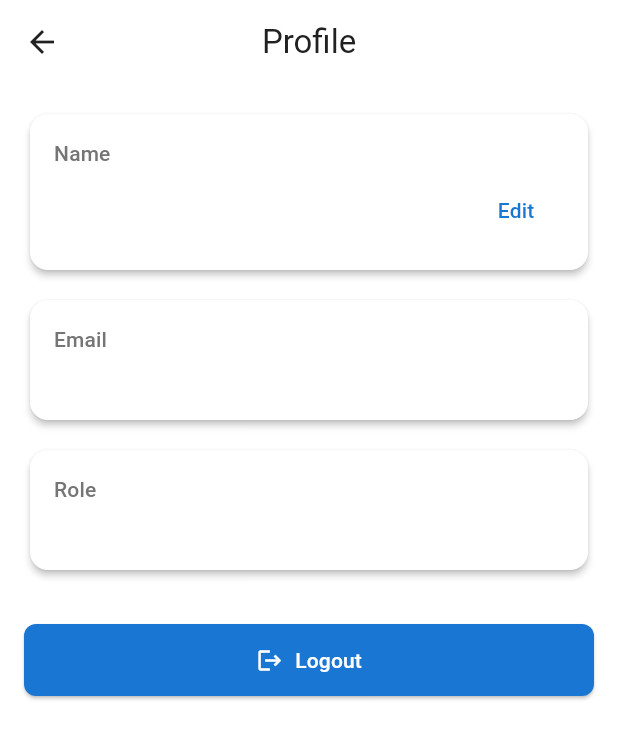
After one commit to RaxorhAx11/Admission-Management-System-Cross-Platform-, a Flutter app: the ProfileScreen screen opened by its route, on a phone screen of 412 x 824 dp. The commit adds this screen. Shown: the top 739 px of the screen. Run offline on Flutter 3.47's test engine with Material 3 defaults, Android fonts, the phone set to English and light mode, and no system bars; our stand-ins replace cloud_firestore, firebase_auth, firebase_core, firebase_storage; accounts and stored records are empty; network calls fail.

Commit message:
Added Profile and Settings screens with theme toggle and logout functionality

```diff
--- /dev/null
+++ b/lib/core/constants/app_routes.dart
@@ -0,0 +1,15 @@
+/// Named route constants for navigation.
+class AppRoutes {
+  static const String splash = '/';
+  static const String login = '/login';
+  static const String dashboard = '/dashboard';
+  static const String profile = '/profile';
+  static const String settings = '/settings';
+  static const String courses = '/courses';
+  static const String courseDetail = '/courseDetail';
+  static const String applicationDetail = '/applicationDetail';
+  static const String admissionForm = '/admissionForm';
+  static const String adminDashboard = '/adminDashboard';
+  static const String myApplications = '/myApplications';
+  static const String educationNews = '/educationNews';
+}
--- a/lib/providers/auth_provider.dart
+++ b/lib/providers/auth_provider.dart
@@ -116,6 +116,19 @@ class AuthProvider with ChangeNotifier {
     }
   }
 
+  /// Update display name in Firestore and refresh user.
+  Future<bool> updateUserName(String name) async {
+    final uid = _authService.currentUser?.uid;
+    if (uid == null || name.trim().isEmpty) return false;
+    try {
+      await _authService.updateUserName(uid, name.trim());
+      await refreshUser();
+      return true;
+    } catch (_) {
+      return false;
+    }
+  }
+
   Future<void> signOut() async {
     await _authService.signOut();
     _user = null;
--- /dev/null
+++ b/lib/providers/theme_provider.dart
@@ -0,0 +1,23 @@
+import 'package:flutter/material.dart';
+
+import 'package:admission_management/core/theme/app_theme.dart';
+
+/// Simple theme state: light or dark. Used by Settings and MaterialApp.
+class ThemeProvider with ChangeNotifier {
+  bool _isDark = false;
+
+  bool get isDark => _isDark;
+
+  ThemeData get theme => _isDark ? AppTheme.darkTheme : AppTheme.lightTheme;
+
+  void setDark(bool value) {
+    if (_isDark == value) return;
+    _isDark = value;
+    notifyListeners();
+  }
+
+  void toggle() {
+    _isDark = !_isDark;
+    notifyListeners();
+  }
+}
--- a/lib/screens/auth/login_register_screen.dart
+++ b/lib/screens/auth/login_register_screen.dart
@@ -1,6 +1,7 @@
 import 'package:flutter/material.dart';
 import 'package:provider/provider.dart';
 
+import 'package:admission_management/core/constants/app_routes.dart';
 import 'package:admission_management/core/theme/app_theme.dart';
 import 'package:admission_management/providers/auth_provider.dart';
 import 'package:admission_management/widgets/app_card.dart';
@@ -48,9 +49,9 @@ class _LoginRegisterScreenState extends State<LoginRegisterScreen> {
     }
     if (success && mounted) {
       if (auth.isAdmin) {
-        Navigator.of(context).pushReplacementNamed('/admin');
+        Navigator.of(context).pushReplacementNamed(AppRoutes.adminDashboard);
       } else {
-        Navigator.of(context).pushReplacementNamed('/student/courses');
+        Navigator.of(context).pushReplacementNamed(AppRoutes.dashboard);
       }
     } else if (!success && mounted) {
       ScaffoldMessenger.of(context).showSnackBar(
--- /dev/null
+++ b/lib/screens/profile_screen.dart
@@ -0,0 +1,201 @@
+import 'package:flutter/material.dart';
+import 'package:provider/provider.dart';
+
+import 'package:admission_management/core/constants/app_routes.dart';
+import 'package:admission_management/core/theme/app_theme.dart';
+import 'package:admission_management/providers/auth_provider.dart';
+import 'package:admission_management/widgets/app_card.dart';
+
+/// Profile: view name, email, role; edit name; save to Firestore; logout.
+class ProfileScreen extends StatefulWidget {
+  const ProfileScreen({super.key});
+
+  @override
+  State<ProfileScreen> createState() => _ProfileScreenState();
+}
+
+class _ProfileScreenState extends State<ProfileScreen> {
+  final _nameController = TextEditingController();
+  bool _isEditing = false;
+  bool _saving = false;
+
+  @override
+  void dispose() {
+    _nameController.dispose();
+    super.dispose();
+  }
+
+  @override
+  Widget build(BuildContext context) {
+    return Scaffold(
+      backgroundColor: Theme.of(context).scaffoldBackgroundColor,
+      appBar: AppBar(
+        title: const Text('Profile'),
+      ),
+      body: Consumer<AuthProvider>(
+        builder: (_, auth, __) {
+          final user = auth.user;
+          if (user == null) {
+            return const Center(child: Text('Not logged in'));
+          }
+          if (!_isEditing && _nameController.text != user.name) {
+            _nameController.text = user.name;
+          }
+          return SingleChildScrollView(
+            padding: const EdgeInsets.all(16),
+            child: Column(
+              crossAxisAlignment: CrossAxisAlignment.stretch,
+              children: [
+                AppCard(
+                  child: Column(
+                    crossAxisAlignment: CrossAxisAlignment.start,
+                    children: [
+                      Text(
+                        'Name',
+                        style: Theme.of(context).textTheme.titleSmall?.copyWith(
+                              color: AppTheme.textSecondary,
+                            ),
+                      ),
+                      const SizedBox(height: 4),
+                      if (_isEditing)
+                        Row(
+                          children: [
+                            Expanded(
+                              child: TextField(
+                                controller: _nameController,
+                                decoration: const InputDecoration(
+                                  hintText: 'Your name',
+                                  isDense: true,
+                                ),
+                              ),
+                            ),
+                            const SizedBox(width: 8),
+                            if (_saving)
+                              const SizedBox(
+                                width: 24,
+                                height: 24,
+                                child: CircularProgressIndicator(strokeWidth: 2),
+                              )
+                            else
+                              TextButton(
+                                onPressed: () async {
+                                  final name = _nameController.text.trim();
+                                  if (name.isEmpty) return;
+                                  final messenger = ScaffoldMessenger.of(context);
+                                  setState(() => _saving = true);
+                                  final ok = await auth.updateUserName(name);
+                                  setState(() {
+                                    _saving = false;
+                                    _isEditing = !ok;
+                                  });
+                                  if (mounted) {
+                                    messenger.showSnackBar(
+                                      SnackBar(
+                                        content: Text(
+                                            ok ? 'Name updated' : 'Failed to update'),
+                                      ),
+                                    );
+                                  }
+                                },
+                                child: const Text('Save'),
+                              ),
+                            TextButton(
+                              onPressed: () {
+                                setState(() {
+                                  _isEditing = false;
+                                  _nameController.text = user.name;
+                                });
+                              },
+                              child: const Text('Cancel'),
+                            ),
+                          ],
+                        )
+                      else
+                        Row(
+                          children: [
+                            Expanded(
+                              child: Text(
+                                user.name,
+                                style: Theme.of(context).textTheme.titleMedium?.copyWith(
+                                      color: AppTheme.textPrimary,
+                                    ),
+                              ),
+                            ),
+                            TextButton(
+                              onPressed: () => setState(() => _isEditing = true),
+                              child: const Text('Edit'),
+                            ),
+                          ],
+                        ),
+                    ],
+                  ),
+                ),
+                const SizedBox(height: 12),
+                AppCard(
+                  child: Column(
+                    crossAxisAlignment: CrossAxisAlignment.start,
+                    children: [
+                      Text(
+                        'Email',
+                        style: Theme.of(context).textTheme.titleSmall?.copyWith(
+                              color: AppTheme.textSecondary,
+                            ),
+                      ),
+                      const SizedBox(height: 4),
+                      Text(
+                        user.email,
+                        style: Theme.of(context).textTheme.bodyLarge?.copyWith(
+                              color: AppTheme.textPrimary,
+                            ),
+                      ),
+                    ],
+                  ),
+                ),
+                const SizedBox(height: 12),
+                AppCard(
+                  child: Column(
+                    crossAxisAlignment: CrossAxisAlignment.start,
+                    children: [
+                      Text(
+                        'Role',
+                        style: Theme.of(context).textTheme.titleSmall?.copyWith(
+                              color: AppTheme.textSecondary,
+                            ),
+                      ),
+                      const SizedBox(height: 4),
+                      Text(
+                        user.role.toUpperCase(),
+                        style: Theme.of(context).textTheme.bodyLarge?.copyWith(
+                              color: AppTheme.textPrimary,
+                              fontWeight: FontWeight.w600,
+                            ),
+                      ),
+                    ],
+                  ),
+                ),
+                const SizedBox(height: 32),
+                ElevatedButton.icon(
+                  onPressed: () async {
+                    final navigator = Navigator.of(context);
+                    await auth.signOut();
+                    if (mounted) {
+                      navigator.pushNamedAndRemoveUntil(
+                        AppRoutes.login,
+                        (route) => false,
+                      );
+                    }
+                  },
+                  icon: const Icon(Icons.logout),
+                  label: const Text('Logout'),
+                  style: ElevatedButton.styleFrom(
+                    padding: const EdgeInsets.symmetric(vertical: 14),
+                  ),
+                ),
+              ],
+            ),
+          );
+        },
+      ),
+    );
+  }
+}
--- a/lib/services/auth_service.dart
+++ b/lib/services/auth_service.dart
@@ -54,4 +54,11 @@ class AuthService {
   Future<void> signOut() async {
     await _auth.signOut();
   }
+
+  /// Update user display name in Firestore.
+  Future<void> updateUserName(String uid, String name) async {
+    await _firestore.collection(AppConstants.usersCollection).doc(uid).update({
+      AppConstants.name: name,
+    });
+  }
 }
--- a/pubspec.yaml
+++ b/pubspec.yaml
@@ -20,6 +20,7 @@ dependencies:
   intl: ^0.19.0
   uuid: ^4.5.1
   url_launcher: ^6.2.5
+  http: ^1.2.0
 
 dev_dependencies:
   flutter_test:
```
Also changed, not shown: lib/core/theme/app_theme.dart (+42 -0 lines), lib/main.dart (+45 -14 lines), lib/screens/admin/admin_dashboard_screen.dart (+21 -6 lines), lib/screens/education_news_screen.dart (added, +141 -0 lines), lib/screens/settings_screen.dart (added, +91 -0 lines), lib/screens/student/course_detail_screen.dart (+4 -5 lines), lib/screens/student/course_list_screen.dart (+27 -7 lines), pubspec.lock, 5 other files.
